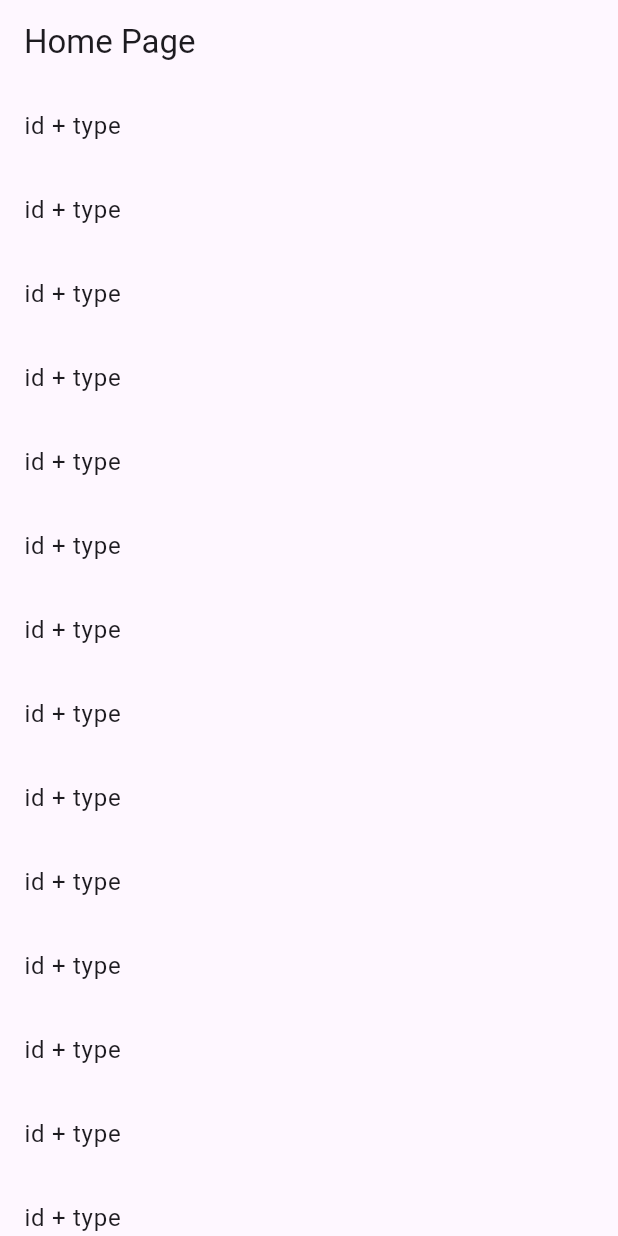
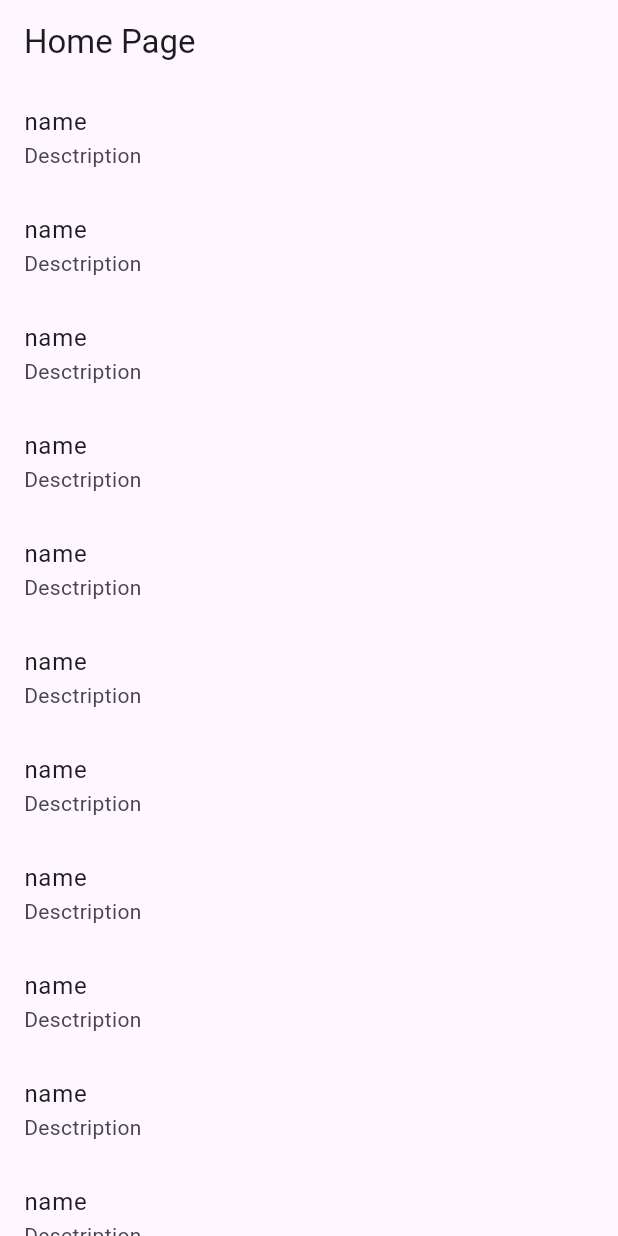
Before and after one commit to davidru85/flutterdemo, a Flutter app: the screen it shows after launch, on a phone screen of 412 x 824 dp. Run offline on Flutter 3.47's test engine with Material 3 defaults, Android fonts, the phone set to English and light mode, and no system bars; network calls fail.

Commit message:
Improves UI

```diff
--- a/lib/presentation/pages/home_page.dart
+++ b/lib/presentation/pages/home_page.dart
@@ -44,7 +44,9 @@ class _HomePageState extends State<HomePage> {
               itemBuilder: (context, index) {
                 return ListTile(
                   title: Text(
-                      "${presenter.breedsEntity.data?[index].id ?? "id"} + ${presenter.breedsEntity.data?[index].type ?? "type"}"),
+                      presenter.breedsEntity.data?[index].attributes?.name ?? "name"),
+                  subtitle: Text(
+                      presenter.breedsEntity.data?[index].attributes?.description ?? "Desctription"),
                 );
               },
             );
```
